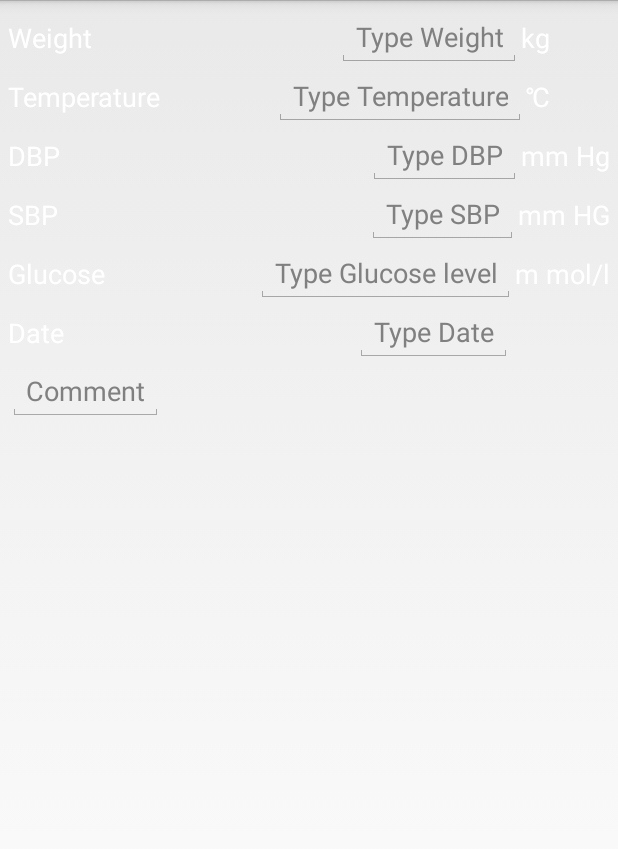
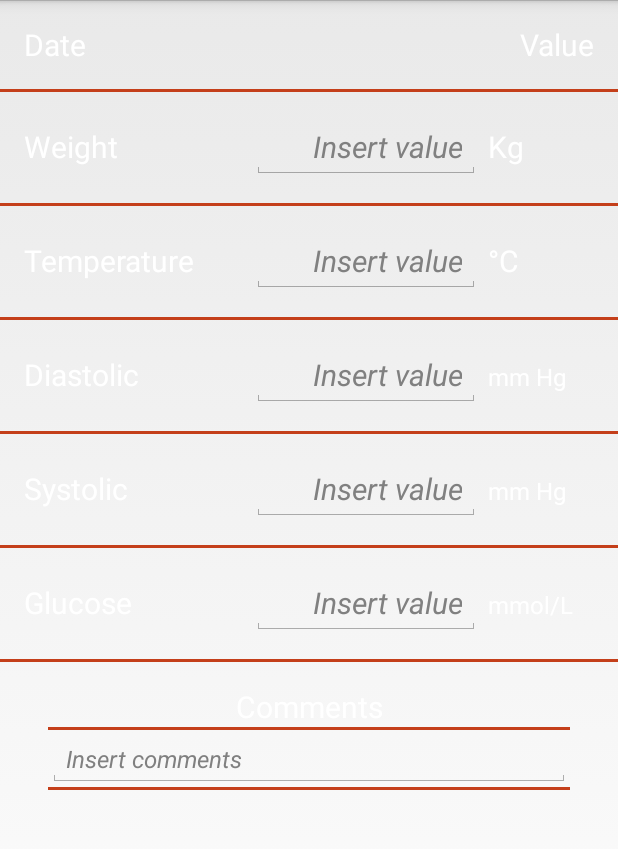
Before and after one commit to BrianFrederiksen/ITSMAP, an Android app: the layout fragment_new_measurement.xml on its own in the app's theme, with its tools: preview values and no code run, on a phone screen of 412 x 824 dp, the part 72-921 px from its top. Run offline under Robolectric (Android 15) with nearby library versions, the phone set to English and light mode, and no system bars.

Commit message:
New layout for new measurement

```diff
--- a/TeleCare/app/src/main/res/layout/fragment_new_measurement.xml
+++ b/TeleCare/app/src/main/res/layout/fragment_new_measurement.xml
@@ -1,194 +1,303 @@
-<FrameLayout xmlns:android="http://schemas.android.com/apk/res/android"
-    xmlns:tools="http://schemas.android.com/tools"
+<?xml version="1.0" encoding="utf-8"?>
+<ScrollView xmlns:android="http://schemas.android.com/apk/res/android"
     android:layout_width="match_parent"
-    android:layout_height="match_parent"
-    tools:context="dk.iha.itsmap.grp11662.telecare.app.fragment.MeasurementDetailFragment">
+    android:layout_height="match_parent">
+    <LinearLayout
+        android:orientation="vertical" android:layout_width="match_parent"
+        android:layout_height="match_parent"
+        >
 
-    <LinearLayout xmlns:android="http://schemas.android.com/apk/res/android"
-        android:layout_width="fill_parent"
-        android:layout_height="fill_parent"
-        android:orientation="vertical"
-        android:layout_margin="5sp">
 
-        <RelativeLayout
-            android:layout_width="fill_parent"
-            android:layout_height="wrap_content">
-            <TextView
-                android:id="@+id/txvWeight"
-                android:layout_width="wrap_content"
-                android:layout_height="wrap_content"
-                android:textSize="18sp"
-                android:layout_centerVertical="true"
-                android:text="Weight" />
+
+
+        <!-- Date -->
+        <LinearLayout
+            android:layout_width="match_parent"
+            android:layout_height="wrap_content"
+            android:padding="16dp">
 
             <TextView
-                android:id="@+id/txvWeightUnit"
-                android:layout_width="wrap_content"
+                android:id="@+id/newDateInfo"
+                android:layout_width="match_parent"
                 android:layout_height="wrap_content"
-                android:textSize="18sp"
-                android:layout_alignParentRight="true"
-                android:layout_centerVertical="true"
-                android:layout_marginEnd="40sp"
-                android:text="kg" />
-            <EditText
-                android:id="@+id/etxWeight"
-                android:layout_width="wrap_content"
+                android:text="Date"
+                android:textSize="20sp"
+                android:gravity="left"
+                android:layout_weight="1"/>
+            <TextView
+                android:id="@+id/newDateValue"
+                android:layout_width="match_parent"
                 android:layout_height="wrap_content"
-                android:inputType="number"
-                android:layout_toLeftOf="@id/txvWeightUnit"
-                android:hint="Type Weight"
-                android:gravity="right"/>
-        </RelativeLayout>
+                android:text="Value"
+                android:textSize="20sp"
+                android:gravity="right"
+                android:layout_weight="1"/>
 
-        <RelativeLayout
-            android:layout_width="fill_parent"
-            android:layout_height="wrap_content">
-            <TextView
-                android:id="@+id/txvTemp"
-                android:layout_width="wrap_content"
-                android:layout_height="wrap_content"
-                android:textSize="18sp"
-                android:layout_centerVertical="true"
-                android:text="Temperature" />
+        </LinearLayout>
+
+        <View
+            android:layout_width="match_parent"
+            android:layout_height="2dp"
+            android:background="#ffc43f1a"
+            android:visibility="visible"/>
+
+        <!-- Weight -->
+        <LinearLayout
+            android:layout_width="match_parent"
+            android:layout_height="wrap_content"
+            android:padding="16dp">
 
             <TextView
-                android:id="@+id/txvCelcius"
-                android:layout_width="wrap_content"
+                android:id="@+id/newWeightInfo"
+                android:layout_width="match_parent"
                 android:layout_height="wrap_content"
-                android:textSize="18sp"
-                android:layout_alignParentRight="true"
-                android:layout_centerVertical="true"
-                android:layout_marginEnd="40sp"
-                android:text="\u2103" />
+                android:text="Weight"
+                android:textSize="20sp"
+                android:gravity="left"
+                android:layout_weight="0.75"/>
             <EditText
-                android:id="@+id/etxTemp"
-                android:layout_width="wrap_content"
+                android:id="@+id/newWeightValue"
+                android:layout_width="match_parent"
                 android:layout_height="wrap_content"
-                android:inputType="number"
-                android:layout_toLeftOf="@id/txvCelcius"
-                android:hint="Type Temperature"
-                android:gravity="right"/>
-        </RelativeLayout>
+                android:textSize="20sp"
+                android:hint="Insert value"
+                android:textStyle="italic"
+                android:gravity="right"
+                android:inputType="numberDecimal"
+                android:singleLine="true"
+                android:layout_weight="0.75"/>
+            <TextView
+                android:id="@+id/newWeightUnit"
+                android:layout_width="match_parent"
+                android:layout_height="wrap_content"
+                android:text="Kg"
+                android:textSize="20sp"
+                android:gravity="left"
+                android:paddingLeft="5dp"
+                android:layout_weight="1"/>
 
-        <RelativeLayout
-            android:layout_width="fill_parent"
-            android:layout_height="wrap_content">
-            <TextView
-                android:id="@+id/txvDBPs"
-                android:layout_width="wrap_content"
-                android:layout_height="wrap_content"
-                android:textSize="18sp"
-                android:layout_centerVertical="true"
-                android:text="DBP" />
+        </LinearLayout>
+
+        <View
+            android:layout_width="match_parent"
+            android:layout_height="2dp"
+            android:background="#ffc43f1a"
+            android:visibility="visible"/>
+
+        <!-- Temperature -->
+        <LinearLayout
+            android:layout_width="match_parent"
+            android:layout_height="wrap_content"
+            android:padding="16dp">
 
             <TextView
-                android:id="@+id/txvDBP"
-                android:layout_width="wrap_content"
+                android:id="@+id/newTempInfo"
+                android:layout_width="match_parent"
                 android:layout_height="wrap_content"
-                android:textSize="18sp"
-                android:layout_alignParentRight="true"
-                android:layout_centerVertical="true"
-                android:text="mm Hg" />
+                android:text="Temperature"
+                android:textSize="20sp"
+                android:gravity="left"
+                android:layout_weight="0.75"/>
             <EditText
-                android:id="@+id/etxDBP"
-                android:layout_width="wrap_content"
+                android:id="@+id/newTempValue"
+                android:layout_width="match_parent"
                 android:layout_height="wrap_content"
-                android:inputType="number"
-                android:layout_toLeftOf="@id/txvDBP"
-                android:hint="Type DBP"
-                android:gravity="right"/>
-        </RelativeLayout>
+                android:hint="Insert value"
+                android:textStyle="italic"
+                android:textSize="20sp"
+                android:gravity="right"
+                android:inputType="numberDecimal"
+                android:singleLine="true"
+                android:layout_weight="0.75"/>
+            <TextView
+                android:id="@+id/newTempUnit"
+                android:layout_width="match_parent"
+                android:layout_height="wrap_content"
+                android:text="°C"
+                android:textSize="20sp"
+                android:gravity="left"
+                android:paddingLeft="5dp"
+                android:layout_weight="1"/>
 
-        <RelativeLayout
-            android:layout_width="fill_parent"
-            android:layout_height="wrap_content">
-            <TextView
-                android:id="@+id/txvSBPs"
-                android:layout_width="wrap_content"
-                android:layout_height="wrap_content"
-                android:textSize="18sp"
-                android:layout_centerVertical="true"
-                android:text="SBP" />
+        </LinearLayout>
+
+        <View
+            android:layout_width="match_parent"
+            android:layout_height="2dp"
+            android:background="#ffc43f1a"
+            android:visibility="visible"/>
+
+        <!-- Diastolic -->
+        <LinearLayout
+            android:layout_width="match_parent"
+            android:layout_height="wrap_content"
+            android:padding="16dp">
 
             <TextView
-                android:id="@+id/txvSBP"
-                android:layout_width="wrap_content"
+                android:id="@+id/newDbpInfo"
+                android:layout_width="match_parent"
                 android:layout_height="wrap_content"
-                android:textSize="18sp"
-                android:layout_alignParentRight="true"
-                android:layout_centerVertical="true"
-                android:text="mm HG" />
+                android:text="Diastolic"
+                android:textSize="20sp"
+                android:gravity="left"
+                android:layout_weight="0.75"/>
             <EditText
-                android:id="@+id/etxSBP"
-                android:layout_width="wrap_content"
+                android:id="@+id/newDbpValue"
+                android:layout_width="match_parent"
                 android:layout_height="wrap_content"
-                android:inputType="number"
-                android:layout_toLeftOf="@id/txvSBP"
-                android:hint="Type SBP"
-                android:gravity="right"/>
-        </RelativeLayout>
+                android:hint="Insert value"
+                android:textStyle="italic"
+                android:textSize="20sp"
+                android:gravity="right"
+                android:inputType="numberDecimal"
+                android:singleLine="true"
+                android:layout_weight="0.75"/>
+            <TextView
+                android:id="@+id/newDbpUnit"
+                android:layout_width="match_parent"
+                android:layout_height="wrap_content"
+                android:text="mm Hg"
+                android:textSize="16sp"
+                android:gravity="left"
+                android:paddingLeft="5dp"
+                android:layout_weight="1"/>
 
-        <RelativeLayout
-            android:layout_width="fill_parent"
-            android:layout_height="wrap_content">
-            <TextView
-                android:id="@+id/txvGlucoseRow"
-                android:layout_width="wrap_content"
-                android:layout_height="wrap_content"
-                android:textSize="18sp"
-                android:layout_centerVertical="true"
-                android:text="Glucose" />
+        </LinearLayout>
+
+        <View
+            android:layout_width="match_parent"
+            android:layout_height="2dp"
+            android:background="#ffc43f1a"
+            android:visibility="visible"/>
+
+        <!-- Systolic -->
+        <LinearLayout
+            android:layout_width="match_parent"
+            android:layout_height="wrap_content"
+            android:padding="16dp">
 
             <TextView
-                android:id="@+id/txvGlucose"
-                android:layout_width="wrap_content"
+                android:id="@+id/newSbpInfo"
+                android:layout_width="match_parent"
                 android:layout_height="wrap_content"
-                android:textSize="18sp"
-                android:layout_alignParentRight="true"
-                android:layout_centerVertical="true"
-                android:text="m mol/l" />
+                android:text="Systolic"
+                android:textSize="20sp"
+                android:gravity="left"
+                android:layout_weight="0.75"/>
             <EditText
-                android:id="@+id/etxGlucose"
-                android:layout_width="wrap_content"
+                android:id="@+id/newSbpValue"
+                android:layout_width="match_parent"
                 android:layout_height="wrap_content"
-                android:inputType="number"
-                android:layout_toLeftOf="@id/txvGlucose"
+                android:hint="Insert value"
+                android:textStyle="italic"
+                android:textSize="20sp"
                 android:gravity="right"
-                android:hint="Type Glucose level"/>
-        </RelativeLayout>
+                android:inputType="numberDecimal"
+                android:singleLine="true"
+                android:layout_weight="0.75"/>
+            <TextView
+                android:id="@+id/newSbpUnit"
+                android:layout_width="match_parent"
+                android:layout_height="wrap_content"
+                android:text="mm Hg"
+                android:textSize="16sp"
+                android:gravity="left"
+                android:paddingLeft="5dp"
+                android:layout_weight="1"/>
 
-        <RelativeLayout
-            android:layout_width="fill_parent"
-            android:layout_height="wrap_content">
+        </LinearLayout>
+
+        <View
+            android:layout_width="match_parent"
+            android:layout_height="2dp"
+            android:background="#ffc43f1a"
+            android:visibility="visible"/>
+
+        <!-- Glucose -->
+        <LinearLayout
+            android:layout_width="match_parent"
+            android:layout_height="wrap_content"
+            android:padding="16dp">
+
             <TextView
-                android:id="@+id/txvDateRow"
-                android:layout_width="wrap_content"
+                android:id="@+id/newGlucoseInfo"
+                android:layout_width="match_parent"
                 android:layout_height="wrap_content"
-                android:textSize="18sp"
-                android:layout_centerVertical="true"
-                android:text="Date" />
+                android:text="Glucose"
+                android:textSize="20sp"
+                android:gravity="left"
+                android:layout_weight="0.75"/>
+            <EditText
+                android:id="@+id/newGlucoseValue"
+                android:layout_width="match_parent"
+                android:layout_height="wrap_content"
+                android:hint="Insert value"
+                android:textStyle="italic"
+                android:textSize="20sp"
+                android:gravity="right"
+                android:inputType="numberDecimal"
+                android:singleLine="true"
+                android:layout_weight="0.75"/>
+            <TextView
+                android:id="@+id/detailGlucoseUnit"
+                android:layout_width="match_parent"
+                android:layout_height="wrap_content"
+                android:text="mmol/L"
+                android:textSize="16sp"
+                android:gravity="left"
+                android:paddingLeft="5dp"
+                android:layout_weight="1"/>
 
+        </LinearLayout>
+
+        <View
+            android:layout_width="match_parent"
+            android:layout_height="2dp"
+            android:background="#ffc43f1a"
+            android:visibility="visible"/>
+
+        <!-- Comments -->
+        <LinearLayout
+            android:layout_width="match_parent"
+            android:layout_height="wrap_content"
+            android:paddingTop="16dp"
+            android:paddingLeft="32dp"
+            android:paddingRight="32dp"
+            android:orientation="vertical">
+
+            <TextView
+                android:id="@+id/detailCommentsInfo"
+                android:layout_width="match_parent"
+                android:layout_height="wrap_content"
+                android:text="Comments"
+                android:textSize="20sp"
+                android:gravity="center"
+                android:textAlignment="center"
+
+                android:layout_weight="0.5"/>
+            <View
+                android:layout_width="match_parent"
+                android:layout_height="2dp"
+                android:background="#ffc43f1a"
+                android:visibility="visible"/>
             <EditText
-                android:id="@+id/etxDate"
-                android:layout_width="wrap_content"
+                android:id="@+id/detailCommentsValue"
+                android:layout_width="match_parent"
                 android:layout_height="wrap_content"
-                android:inputType="date"
-                android:layout_alignParentRight="true"
-                android:layout_marginEnd="65sp"
-                android:gravity="right"
-                android:hint="Type Date"/>
-        </RelativeLayout>
+                android:hint="Insert comments"
+                android:textStyle="italic"
+                android:textSize="16sp"
+                android:gravity="left"
+                android:paddingTop="8dp"
+                android:paddingBottom="8dp"/>
+            <View
+                android:layout_width="match_parent"
+                android:layout_height="2dp"
+                android:background="#ffc43f1a"
+                android:visibility="visible"/>
+        </LinearLayout>
 
-        <RelativeLayout
-            android:layout_width="fill_parent"
-            android:layout_height="wrap_content">
 
-            <EditText
-                android:id="@+id/etxComments"
-                android:layout_width="wrap_content"
-                android:layout_height="wrap_content"
-                android:hint="Comment"/>
-        </RelativeLayout>
 
     </LinearLayout>
-</FrameLayout>
+</ScrollView>
```
